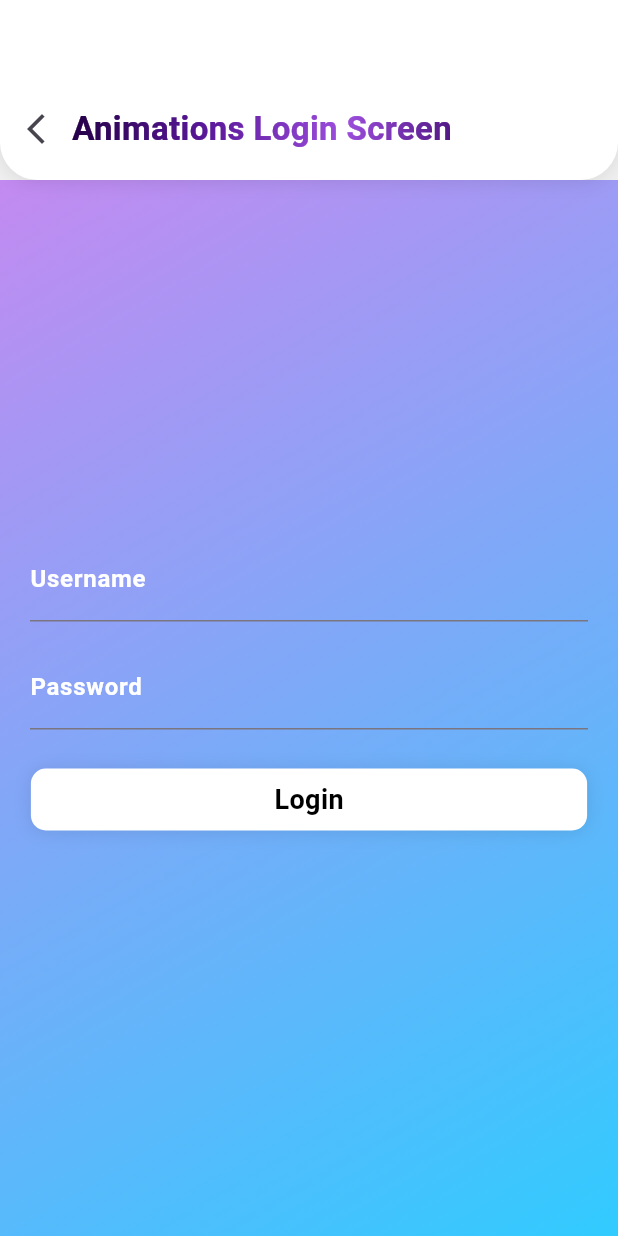
After one commit to MHuzaifaKhan97/mastering_flutter_animation, a Flutter app: the AnimationMiniProjects screen opened directly, after a tap on "Animated Login Screen", on a phone screen of 412 x 824 dp. The commit adds this screen. Run offline on Flutter 3.47's test engine with Material 3 defaults, Android fonts, the phone set to English and light mode, and no system bars; our stand-ins replace flutter_riverpod, lottie, rive; missing offline and left inert: flutter_sequence_animation; project files that could hold a hidden picture were left out.

Commit message:
Animation Mini Projects: Animated Login Screen UI.

```diff
--- /dev/null
+++ b/lib/modules/animation_mini_projects/animated_login_screen/animated_login_screen.dart
@@ -0,0 +1,141 @@
+import 'package:flutter/material.dart';
+import 'package:mastering_flutter_animation/widgets/custom_appbar_widget.dart';
+
+class AnimatedLoginScreen extends StatefulWidget {
+  const AnimatedLoginScreen({super.key});
+
+  @override
+  // ignore: library_private_types_in_public_api
+  _AnimatedLoginScreenState createState() => _AnimatedLoginScreenState();
+}
+
+class _AnimatedLoginScreenState extends State<AnimatedLoginScreen>
+    with SingleTickerProviderStateMixin {
+  late AnimationController _controller;
+  late Animation<Offset> _slideAnimation;
+  late Animation<double> _fadeAnimation;
+
+  bool showError = false;
+
+  @override
+  void initState() {
+    _controller =
+        AnimationController(vsync: this, duration: Duration(milliseconds: 800));
+
+    _slideAnimation = Tween<Offset>(
+      begin: Offset(0.8, 0),
+      end: Offset.zero,
+    ).animate(CurvedAnimation(
+        parent: _controller, curve: Curves.fastEaseInToSlowEaseOut));
+
+    _fadeAnimation = Tween<double>(
+      begin: 0,
+      end: 1,
+    ).animate(CurvedAnimation(parent: _controller, curve: Curves.easeIn));
+
+    _controller.forward();
+    super.initState();
+  }
+
+  @override
+  @override
+  void dispose() {
+    _controller.dispose();
+    super.dispose();
+  }
+
+  void _submit() {
+    setState(() {
+      showError = true;
+    });
+  }
+
+  @override
+  Widget build(BuildContext context) {
+    return Scaffold(
+      backgroundColor: const Color.fromARGB(255, 240, 240, 240),
+      appBar: CustomRoundedAppBar(
+        title: 'Animations Login Screen',
+        isBack: true,
+      ),
+      body: Container(
+        decoration: BoxDecoration(
+            gradient: LinearGradient(
+          begin: Alignment.topLeft, // Gradient starts from top-left
+          end: Alignment.bottomRight, // Gra
+          colors: [
+            Color.fromARGB(255, 195, 138, 241), // Bold Neon Lavender
+            Color.fromARGB(255, 49, 203, 255), // Electric Cyan Pop
+          ],
+        )),
+        padding: const EdgeInsets.all(20.0),
+        child: FadeTransition(
+          opacity: _fadeAnimation,
+          child: SlideTransition(
+            position: _slideAnimation,
+            child: Column(
+              mainAxisAlignment: MainAxisAlignment.center,
+              children: [
+                TextField(
+                  decoration: InputDecoration(
+                      labelText: 'Username',
+                      labelStyle: TextStyle(
+                        color: Colors.white,
+                        fontWeight: FontWeight.w600,
+                      )),
+                ),
+                SizedBox(height: 16),
+                TextField(
+                  obscureText: true,
+                  decoration: InputDecoration(
+                      labelText: 'Password',
+                      labelStyle: TextStyle(
+                        color: Colors.white,
+                        fontWeight: FontWeight.w600,
+                      )),
+                ),
+                SizedBox(height: 26),
+                GestureDetector(
+                  onTap: () => _submit(),
+                  child: Container(
+                    width: MediaQuery.of(context).size.width * 0.9,
+                    height: MediaQuery.of(context).size.width * 0.1,
+                    alignment: Alignment.center,
+                    decoration: BoxDecoration(
+                      color: Colors.white,
+                      borderRadius: BorderRadius.circular(10),
+                      boxShadow: [
+                        BoxShadow(
+                          color: Colors.black.withOpacity(0.1),
+                          blurRadius: 10,
+                          offset: const Offset(0, 1),
+                        ),
+                      ],
+                    ),
+                    child: Text(
+                      "Login",
+                      style: TextStyle(
+                        color: Colors.black,
+                        fontSize: 18,
+                        fontWeight: FontWeight.w600,
+                      ),
+                    ),
+                  ),
+                ),
+                SizedBox(height: 12),
+                AnimatedOpacity(
+                  duration: Duration(milliseconds: 400),
+                  opacity: showError ? 1.0 : 0.0,
+                  child: Text(
+                    'Invalid credentials',
+                    style: TextStyle(color: Colors.red),
+                  ),
+                )
+              ],
+            ),
+          ),
+        ),
+      ),
+    );
+  }
+}
--- a/lib/modules/animation_mini_projects/animation_mini_projects.dart
+++ b/lib/modules/animation_mini_projects/animation_mini_projects.dart
@@ -1,5 +1,5 @@
 import 'package:flutter/material.dart';
-import 'package:mastering_flutter_animation/modules/implicit_animations/animated_container/animated_container.dart';
+import 'package:mastering_flutter_animation/modules/animation_mini_projects/animated_login_screen/animated_login_screen.dart';
 import 'package:mastering_flutter_animation/widgets/custom_appbar_widget.dart';
 import 'package:mastering_flutter_animation/widgets/custom_button.dart';
 
@@ -23,12 +23,12 @@ class AnimationMiniProjects extends StatelessWidget {
           children: <Widget>[
             SizedBox(height: MediaQuery.of(context).size.height * 0.02),
             CustomButton(
-              title: 'Animated Container',
+              title: 'Animated Login Screen',
               onTap: () {
                 Navigator.push(
                   context,
                   MaterialPageRoute(
-                    builder: (context) => const AnimatedContainerExample(),
+                    builder: (context) => const AnimatedLoginScreen(),
                   ),
                 );
               },
--- a/lib/modules/home_screen.dart
+++ b/lib/modules/home_screen.dart
@@ -2,6 +2,7 @@
 import 'package:flutter/material.dart';
 import 'package:mastering_flutter_animation/modules/advanced_animations/advanced_animations.dart';
 import 'package:mastering_flutter_animation/modules/animation_libraries/animation_libraries.dart';
+import 'package:mastering_flutter_animation/modules/animation_mini_projects/animation_mini_projects.dart';
 import 'package:mastering_flutter_animation/modules/explicit_animations/explicit_animations.dart';
 import 'package:mastering_flutter_animation/modules/implicit_animations/implicit_animations.dart';
 
@@ -53,8 +54,8 @@ class HomeScreen extends StatelessWidget {
               ),
               HomeItemsWidget(
                 onTap: () {
-                  Navigator.of(context)
-                      .push(MaterialPageRoute(builder: (_) => Container()));
+                  Navigator.of(context).push(MaterialPageRoute(
+                      builder: (_) => AnimationMiniProjects()));
                 },
                 title: 'Animation Mini Projects',
               ),
```
